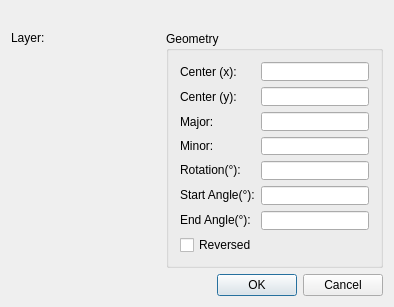
Above: librecad/src/ui/dialogs/entity/qg_dlgellipse.ui from LibreCAD/LibreCAD before the change. Below: the same form after it.
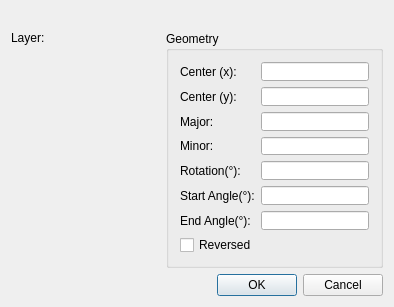
That is the form after the change. Custom widgets are drawn as their Qt base class.

```diff
--- a/librecad/src/ui/dialogs/entity/qg_dlgellipse.ui
+++ b/librecad/src/ui/dialogs/entity/qg_dlgellipse.ui
@@ -163,7 +163,7 @@
         <item row="6" column="0">
          <widget class="QLabel" name="lAngle2">
           <property name="text">
-           <string>&lt;html&gt;&lt;head/&gt;&lt;body&gt;&lt;p&gt;End Angle(°):&lt;/p&gt;&lt;/body&gt;&lt;/html&gt;</string>
+           <string>End Angle(°):</string>
           </property>
           <property name="wordWrap">
            <bool>false</bool>
@@ -199,7 +199,7 @@
         <item row="5" column="0">
          <widget class="QLabel" name="lAngle1">
           <property name="text">
-           <string>&lt;html&gt;&lt;head/&gt;&lt;body&gt;&lt;p&gt;Start Angle(°):&lt;/p&gt;&lt;/body&gt;&lt;/html&gt;</string>
+           <string>Start Angle(°):</string>
           </property>
           <property name="wordWrap">
            <bool>false</bool>
@@ -212,7 +212,7 @@
            <string>&lt;html&gt;&lt;head/&gt;&lt;body&gt;&lt;p&gt;in degrees&lt;/p&gt;&lt;/body&gt;&lt;/html&gt;</string>
           </property>
           <property name="text">
-           <string>&lt;html&gt;&lt;head/&gt;&lt;body&gt;&lt;p&gt;Rotation(°):&lt;/p&gt;&lt;/body&gt;&lt;/html&gt;</string>
+           <string>Rotation(°):</string>
           </property>
           <property name="wordWrap">
            <bool>false</bool>
```
Left out of the diff: 24 changed lines with no effect on the pictures.
